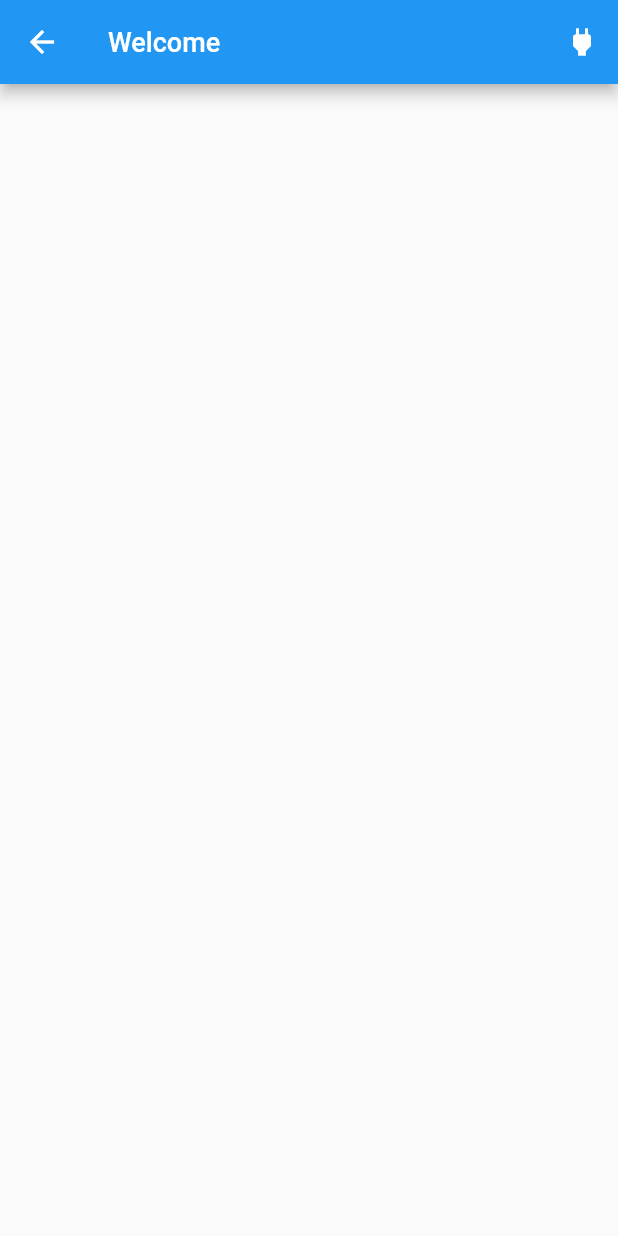
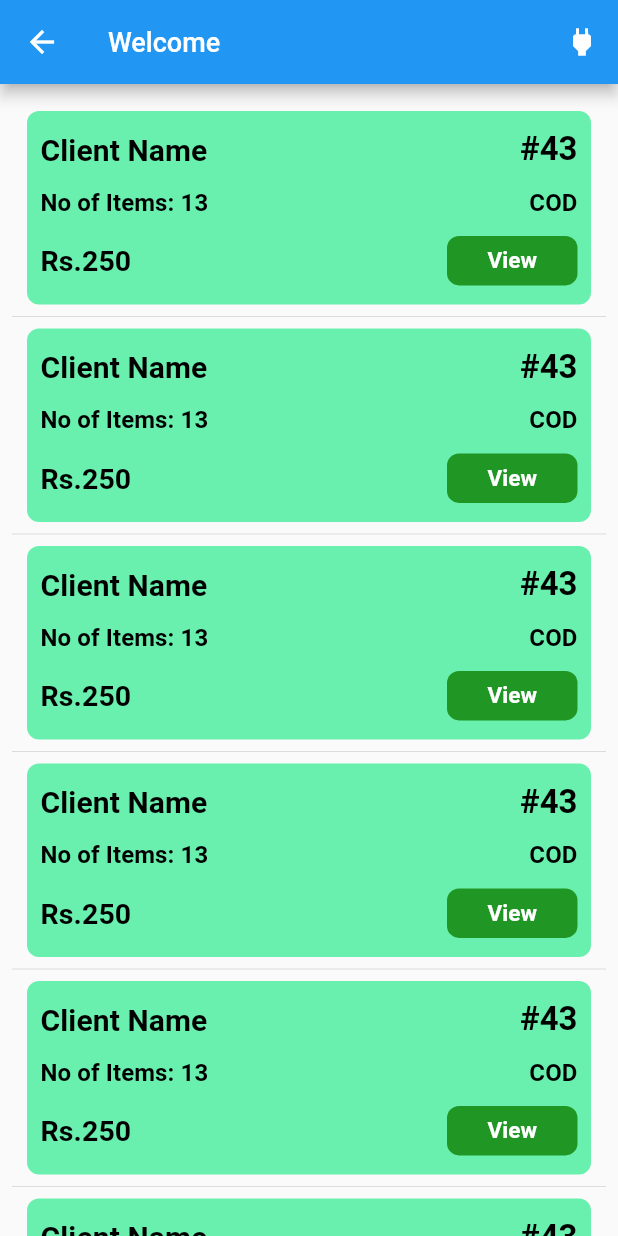
Before and after one commit to joelparavara/business_app, a Flutter app: the ClientPage screen opened by its route, on a phone screen of 412 x 824 dp. Run offline on Flutter 3.47's test engine with Material 2 defaults, Android fonts, the phone set to English and light mode, and no system bars.

```diff
--- a/koorka_business/lib/UI.dart
+++ b/koorka_business/lib/UI.dart
@@ -1,4 +1,6 @@
 import 'package:flutter/material.dart';
+
+
 
 class Home extends StatelessWidget {
   @override
--- a/koorka_business/lib/clientPage.dart
+++ b/koorka_business/lib/clientPage.dart
@@ -19,9 +19,111 @@ class ClientPage extends StatelessWidget {
           ),
         ],
       ),
-      body: Column(
-        children: <Widget>[
-        ],
+      body: Padding(
+        padding: const EdgeInsets.only(top: 10),
+        child: Container(
+          height: MediaQuery.of(context).size.height,
+          width: MediaQuery.of(context).size.width,
+          child: ListView.separated(
+            padding: const EdgeInsets.all(8),
+            itemCount: 10,
+            itemBuilder: (BuildContext context, int index) {
+              return Padding(
+                padding: const EdgeInsets.symmetric(horizontal: 10),
+                child: Container(
+                  padding: EdgeInsets.symmetric(horizontal: 9),
+                  height: 129,
+                  decoration: BoxDecoration(
+                    color: Colors.greenAccent,
+                    borderRadius: BorderRadius.circular(8),
+                  ),
+                  width: MediaQuery.of(context).size.width-20,
+                  child: Column(
+                    children: [
+                      Spacer(),
+                      Row(
+                        children: [
+                          Text("Client Name",
+                            style: TextStyle(
+                                fontWeight: FontWeight.w600,
+                                color: Colors.black,
+                                fontSize: 20,
+                                letterSpacing: 0.07
+                            ),),
+                          Spacer(),
+                          Text("#43",
+                            style: TextStyle(
+                              color: Colors.black,
+                              fontWeight: FontWeight.bold,
+                              fontSize: 22,
+                            ),),
+                        ],
+                      ),
+                      Spacer(),
+                      Row(
+                        children: [
+                          Text("No of Items: 13",
+                            style: TextStyle(
+                                color: Colors.black,
+                                fontSize: 16,
+                                fontWeight: FontWeight.w600,
+                                letterSpacing: 0.07
+                            ),),
+                          Spacer(),
+                          Text("COD",
+                            style: TextStyle(
+                                color: Colors.black,
+                                fontWeight: FontWeight.w600,
+                                fontSize: 16,
+                                letterSpacing: 0.07
+                            ),),
+
+                        ],
+                      ),
+                      Spacer(),
+                      Row(
+                        children: [
+                          Text("Rs.250",
+                            style: TextStyle(
+                                color: Colors.black,
+                                fontSize: 19,
+                                fontWeight: FontWeight.bold,
+                                letterSpacing: 0.06
+                            ),),
+                          Spacer(),
+                          GestureDetector(
+                            onTap: (){
+
+                            },
+                            child: Container(
+                              height: 33,
+                              width: 87,
+                              decoration: BoxDecoration(
+                                color: Color(0xff209625),
+                                borderRadius: BorderRadius.circular(8),
+                              ),
+                              child: Center(
+                                child: Text('View',
+                                  style: TextStyle(
+                                      color: Colors.white,
+                                      fontSize: 15,
+                                      fontWeight: FontWeight.w600,
+                                      letterSpacing: 0.07
+                                  ),),
+                              ),
+                            ),
+                          )
+                        ],
+                      ),
+                      Spacer(),
+                    ],
+                  ),
+                ),
+              );
+            },
+            separatorBuilder: (BuildContext context, int index) => const Divider(),
+          ),
+        ),
       ),
     );
   }
--- a/koorka_business/lib/login_page.dart
+++ b/koorka_business/lib/login_page.dart
@@ -22,12 +22,12 @@ class _LoginPageState extends State<LoginPage> {
     setState(() {
 //      load=true;
     });
-    final response = await http.post("http://koorka.in/public/login.php", body: {
+    final response = await http.post("https://koorka.in/public/login.php", body: {
       "username": user.text,
       "password": pass.text,
     });
-
-    var datauser = json.decode(response.body);
+    print(response.body);
+      var datauser = json.decode(response.body);
     print(response.body);
 
     if(datauser.length==0){
--- a/koorka_business/lib/main.dart
+++ b/koorka_business/lib/main.dart
@@ -5,6 +5,7 @@ import 'package:koorkabusiness/adminPage.dart';
 import 'package:koorkabusiness/clientPage.dart';
 import 'package:koorkabusiness/login_page.dart';
 import 'package:koorkabusiness/memberPage.dart';
+import 'package:koorkabusiness/UI.dart';
 
 void main()=> runApp(new MyApp());
 
@@ -21,6 +22,7 @@ class MyApp extends StatelessWidget {
       routes: <String, WidgetBuilder>{
           '/AdminPage' : (BuildContext context)=> new AdminPage(),
           '/ClientPage' : (BuildContext context)=> new ClientPage(username: username,),
+          '/UIPage' : (BuildContext context)=> new ClientPage(),
           '/LoginPage' : (BuildContext context)=> new LoginPage(),
         },
       );
```
Also changed, not shown: koorka_business/pubspec.lock, 2 other files.
